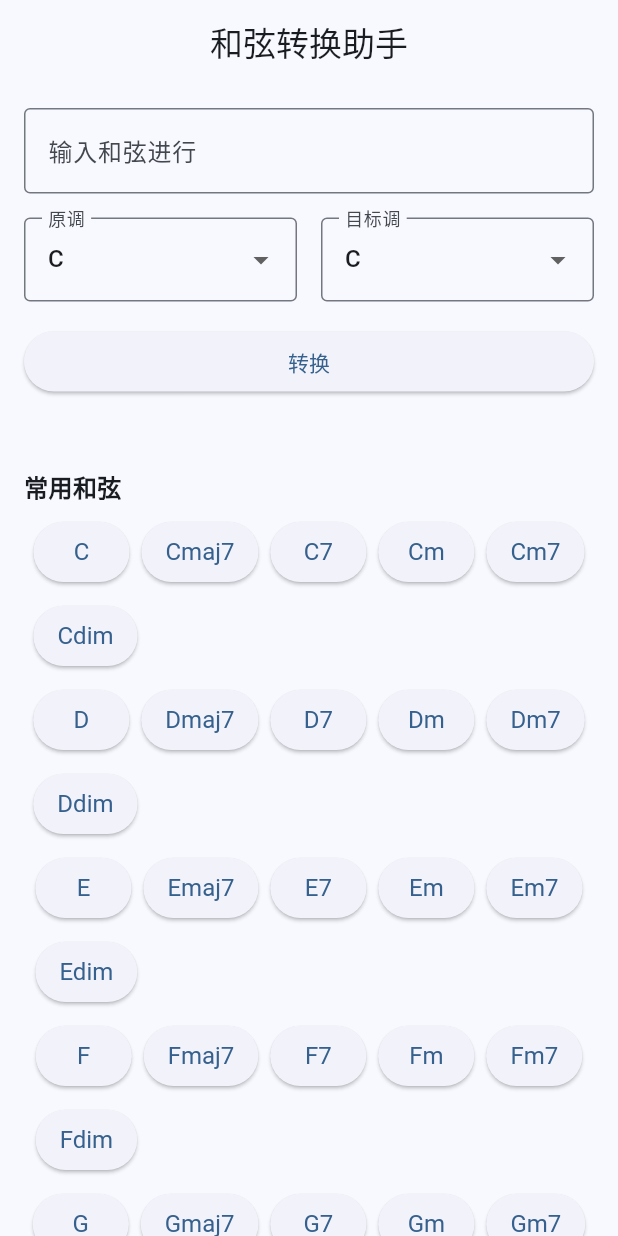
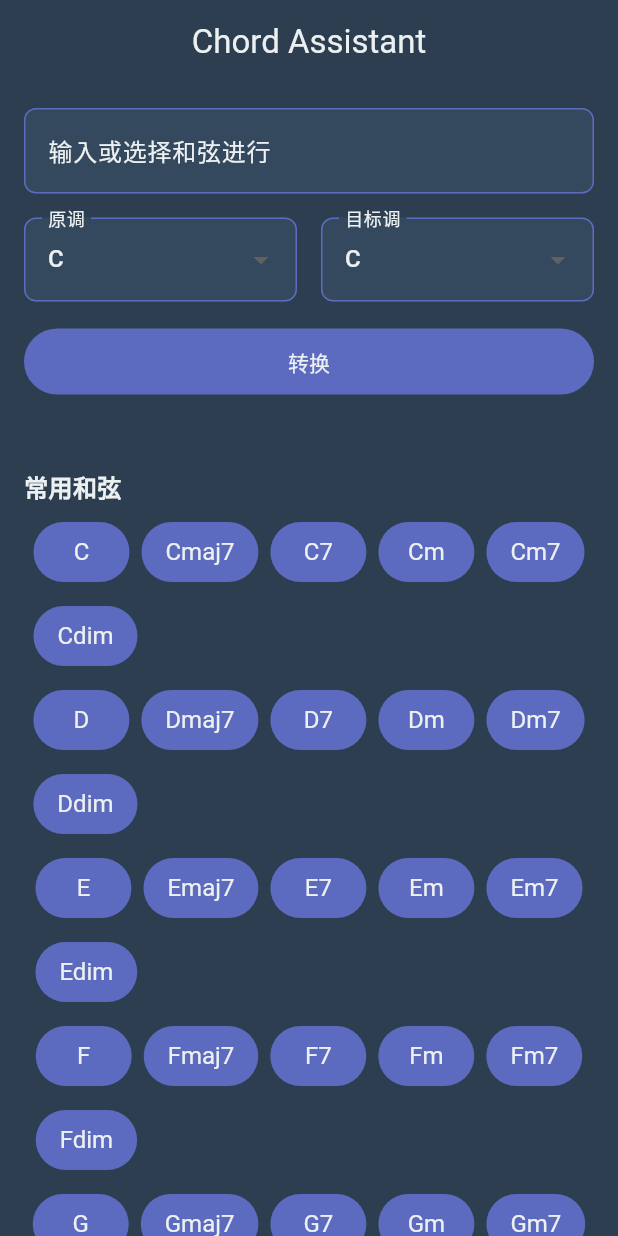
Before and after one commit to heijin-yuuby/Chord-assistant, a Flutter app: the screen it shows after launch, on a phone screen of 412 x 824 dp. Run offline on Flutter 3.47's test engine with Material 3 defaults, Android fonts, the phone set to English and light mode, and no system bars.

Commit message:
Refactor app name and enhance UI; update theme colors, styles, and labels for improved user experience.

```diff
--- a/lib/main.dart
+++ b/lib/main.dart
@@ -12,24 +12,64 @@ class MyApp extends StatelessWidget {
   @override
   Widget build(BuildContext context) {
     return MaterialApp(
-      title: '和弦转换助手',
+      title: 'My Chord Assistant',
       theme: ThemeData(
-        // This is the theme of your application.
-        //
-        // TRY THIS: Try running your application with "flutter run". You'll see
-        // the application has a purple toolbar. Then, without quitting the app,
-        // try changing the seedColor in the colorScheme below to Colors.green
-        // and then invoke "hot reload" (save your changes or press the "hot
-        // reload" button in a Flutter-supported IDE, or press "r" if you used
-        // the command line to start the app).
-        //
-        // Notice that the counter didn't reset back to zero; the application
-        // state is not lost during the reload. To reset the state, use hot
-        // restart instead.
-        //
-        // This works for code too, not just values: Most code changes can be
-        // tested with just a hot reload.
-        colorScheme: ColorScheme.fromSeed(seedColor: Colors.blue),
+        primarySwatch: Colors.blue,
+        primaryColor: const Color(0xFF5C6BC0), // 柔和的靛蓝色
+        scaffoldBackgroundColor: const Color(0xFF2C3E50), // 深蓝灰色背景
+        colorScheme: ColorScheme.fromSeed(
+          seedColor: const Color(0xFF5C6BC0),
+          primary: const Color(0xFF5C6BC0),
+          secondary: const Color(0xFF7986CB),
+          surface: const Color(0xFF34495E), // 深蓝灰色表面
+          background: const Color(0xFF2C3E50), // 深蓝灰色背景
+          onSurface: const Color(0xFFECF0F1), // 浅灰白色文字
+          onBackground: const Color(0xFFECF0F1), // 浅灰白色文字
+        ),
+        appBarTheme: const AppBarTheme(
+          backgroundColor: Color(0xFF2C3E50),
+          foregroundColor: Color(0xFFECF0F1),
+          elevation: 0,
+        ),
+        elevatedButtonTheme: ElevatedButtonThemeData(
+          style: ElevatedButton.styleFrom(
+            backgroundColor: const Color(0xFF5C6BC0),
+            foregroundColor: const Color(0xFFECF0F1),
+            elevation: 0,
+            padding: const EdgeInsets.symmetric(horizontal: 16, vertical: 12),
+          ),
+        ),
+        inputDecorationTheme: InputDecorationTheme(
+          filled: true,
+          fillColor: const Color(0xFF34495E),
+          border: OutlineInputBorder(
+            borderRadius: BorderRadius.circular(8),
+            borderSide: const BorderSide(color: Color(0xFF5C6BC0)),
+          ),
+          enabledBorder: OutlineInputBorder(
+            borderRadius: BorderRadius.circular(8),
+            borderSide: const BorderSide(color: Color(0xFF5C6BC0)),
+          ),
+          focusedBorder: OutlineInputBorder(
+            borderRadius: BorderRadius.circular(8),
+            borderSide: const BorderSide(color: Color(0xFF7986CB), width: 2),
+          ),
+          labelStyle: const TextStyle(color: Color(0xFFECF0F1)),
+          hintStyle: const TextStyle(color: Color(0xFF95A5A6)),
+        ),
+        cardTheme: CardTheme(
+          color: const Color(0xFF34495E),
+          elevation: 0,
+          shape: RoundedRectangleBorder(
+            borderRadius: BorderRadius.circular(12),
+            side: const BorderSide(color: Color(0xFF5C6BC0)),
+          ),
+        ),
+        textTheme: const TextTheme(
+          bodyLarge: TextStyle(color: Color(0xFFECF0F1)),
+          bodyMedium: TextStyle(color: Color(0xFFECF0F1)),
+          titleLarge: TextStyle(color: Color(0xFFECF0F1)),
+        ),
         useMaterial3: true,
       ),
       home: const HomeScreen(),
--- a/lib/screens/home_screen.dart
+++ b/lib/screens/home_screen.dart
@@ -42,7 +42,7 @@ class _HomeScreenState extends State<HomeScreen> {
   Widget build(BuildContext context) {
     return Scaffold(
       appBar: AppBar(
-        title: const Text('和弦转换助手'),
+        title: const Text('Chord Assistant'),
         centerTitle: true,
       ),
       body: SingleChildScrollView(
@@ -54,7 +54,7 @@ class _HomeScreenState extends State<HomeScreen> {
               TextField(
                 controller: _progressionController,
                 decoration: const InputDecoration(
-                  labelText: '输入和弦进行',
+                  labelText: '输入或选择和弦进行',
                   hintText: '例如: C F G Am 或 C-F-G-Am 或 C,F,G,Am',
                   border: OutlineInputBorder(),
                 ),
@@ -177,6 +177,7 @@ class _HomeScreenState extends State<HomeScreen> {
           ),
         ),
       ),
+      child: Text('Hello'),
     );
   }
 
```
Also changed, not shown: pubspec.lock, 2 other files.
